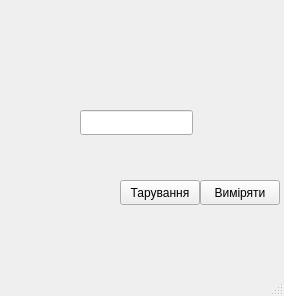
First picture: the form in mainwindow.ui, repository ywan04/vaha-gui, before the edit.
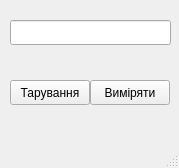
Second picture: the form after the edit.

```diff
--- a/mainwindow.ui
+++ b/mainwindow.ui
@@ -6,8 +6,8 @@
    <rect>
     <x>0</x>
     <y>0</y>
-    <width>284</width>
-    <height>296</height>
+    <width>179</width>
+    <height>168</height>
    </rect>
   </property>
   <property name="windowTitle">
@@ -17,8 +17,8 @@
    <widget class="QPushButton" name="pushButton_2">
     <property name="geometry">
      <rect>
-      <x>200</x>
-      <y>180</y>
+      <x>90</x>
+      <y>80</y>
       <width>80</width>
       <height>25</height>
      </rect>
@@ -30,8 +30,8 @@
    <widget class="QPushButton" name="pushButton_3">
     <property name="geometry">
      <rect>
-      <x>120</x>
-      <y>180</y>
+      <x>10</x>
+      <y>80</y>
       <width>80</width>
       <height>25</height>
      </rect>
@@ -43,9 +43,9 @@
    <widget class="QLineEdit" name="lineEdit">
     <property name="geometry">
      <rect>
-      <x>80</x>
-      <y>110</y>
-      <width>113</width>
+      <x>10</x>
+      <y>20</y>
+      <width>161</width>
       <height>25</height>
      </rect>
     </property>
```
Left out of the diff: 17 changed lines with no effect on the pictures.
